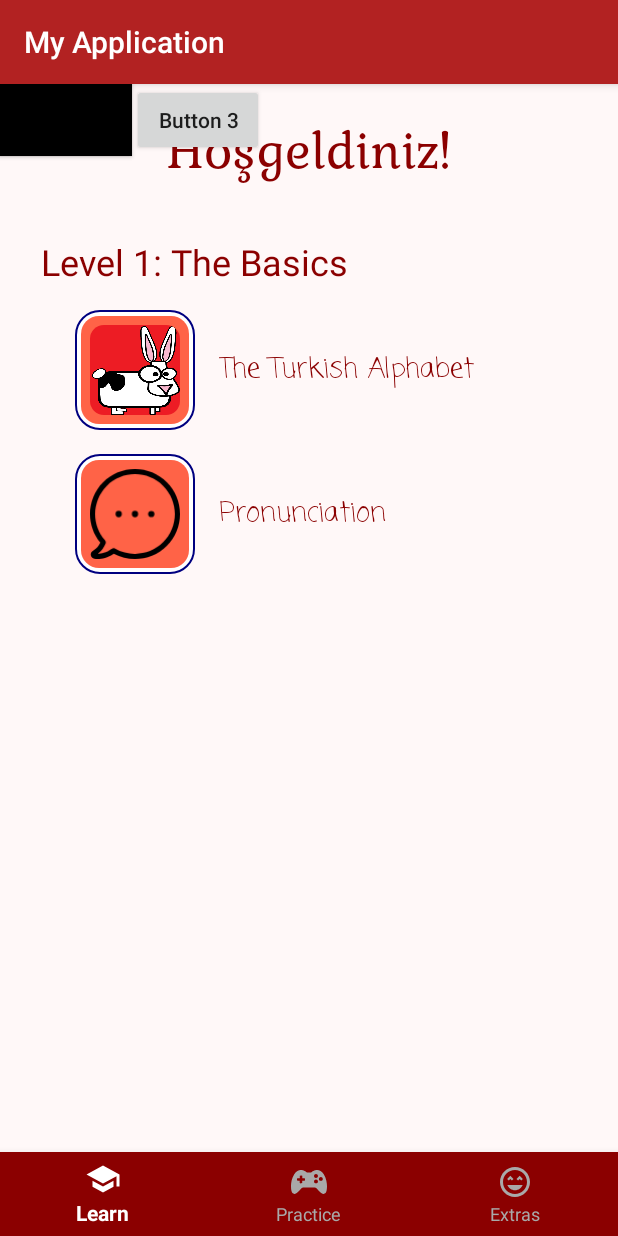
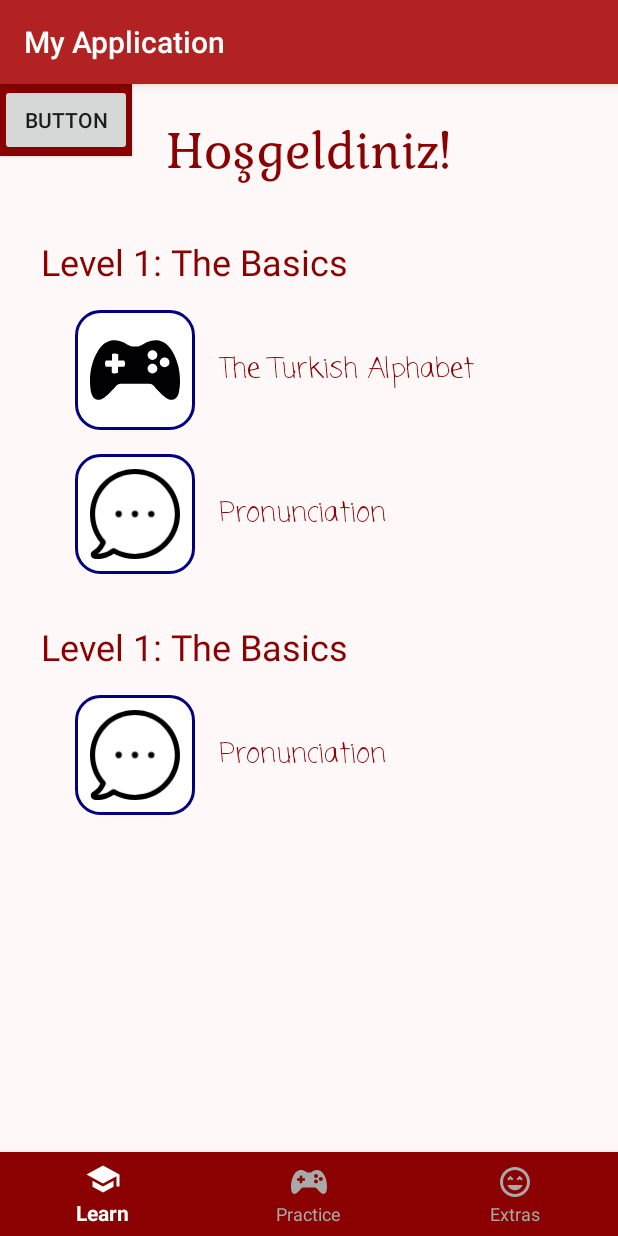
Before and after one commit to Puppertown/first_android_app, an Android app: the screen it shows after launch (MainActivity), on a phone screen of 412 x 824 dp. Run offline under Robolectric (Android 15) with nearby library versions, the phone set to English and light mode, and no system bars.

Commit message:
Icon changes colors

```diff
--- a/app/build.gradle
+++ b/app/build.gradle
@@ -4,7 +4,8 @@ android {
     compileSdkVersion 28
     defaultConfig {
         applicationId "com.example.danielmunden.myapplication"
-        minSdkVersion 15
+        minSdkVersion 23
+        vectorDrawables.useSupportLibrary = true
         targetSdkVersion 28
         versionCode 1
         versionName "1.0"
--- a/app/src/main/java/com/example/danielmunden/myapplication/MainActivity.java
+++ b/app/src/main/java/com/example/danielmunden/myapplication/MainActivity.java
@@ -1,37 +1,68 @@
 package com.example.danielmunden.myapplication;
 
 import android.content.Intent;
-import android.graphics.Bitmap;
-import android.graphics.BitmapFactory;
 import android.graphics.Color;
+import android.graphics.drawable.Drawable;
 import android.os.Bundle;
 import android.support.design.widget.BottomNavigationView;
-import android.support.v4.graphics.drawable.RoundedBitmapDrawable;
-import android.support.v4.graphics.drawable.RoundedBitmapDrawableFactory;
+import android.support.v4.content.ContextCompat;
+import android.support.v4.graphics.drawable.DrawableCompat;
 import android.support.v7.app.AppCompatActivity;
 import android.view.View;
 import android.widget.Button;
 import android.widget.ImageButton;
 
-public class MainActivity extends AppCompatActivity {
+public class MainActivity extends AppCompatActivity implements View.OnClickListener {
     public static final String EXTRA_MESSAGE = "com.example.danielmunden.MESSAGE";
     @Override
     protected void onCreate(Bundle savedInstanceState) {
         super.onCreate(savedInstanceState);
+
         setContentView(R.layout.activity_main);
 
         BottomNavigationView bottomNavigationView = findViewById(R.id.bottom_navigation);
         bottomNavigationView.setSelectedItemId(R.id.action_learn);
 
-
-        ImageButton imageBut1 = findViewById(R.id.imageButton2);
-        Bitmap bitmap = BitmapFactory.decodeResource(getResources(), R.drawable.turkce_bunny);
-        RoundedBitmapDrawable roundedBitmapDrawable = RoundedBitmapDrawableFactory.create(getResources(), bitmap);
-        roundedBitmapDrawable.setCornerRadius(14);
-        imageBut1.setImageDrawable(roundedBitmapDrawable);
+        ImageButton button_lv1_1 = findViewById(R.id.imgBut_1_1);
+        button_lv1_1.setOnClickListener(this); // calling onClick() method
+        ImageButton button_lv1_2 = findViewById(R.id.imgBut_1_2);
+        button_lv1_2.setOnClickListener(this);
+        ImageButton button_lv2_1 = findViewById(R.id.imgBut_2_1);
+        button_lv2_1.setOnClickListener(this);
 
 
     }
+
+    @Override
+    public void onClick(View view) {
+        switch (view.getId()) {
+
+            case R.id.imgBut_1_1:
+                view.setBackgroundResource(R.drawable.rounded_background_filled);
+                Drawable drawable = ContextCompat.getDrawable(this, R.drawable.ic_gamepad_controller);
+                drawable = DrawableCompat.wrap(drawable);
+                DrawableCompat.setTint(drawable, ContextCompat.getColor(this,R.color.aqua));
+
+                ImageButton aButton = (ImageButton)view;
+                aButton.setImageResource(R.drawable.ic_gamepad_controller);
+
+
+                break;
+
+            case R.id.imgBut_1_2:
+                view.setBackgroundResource(R.drawable.rounded_background_filled);
+                break;
+
+            case R.id.imgBut_2_1:
+                view.setBackgroundResource(R.drawable.rounded_background_filled);
+                break;
+
+            default:
+                break;
+        }
+    }
+
+
 
     /** Called when the user taps the Send button */
     public void button1Click(View view) {
@@ -41,10 +72,4 @@ public class MainActivity extends AppCompatActivity {
         startActivity(intent);
     }
 
-
-
-    public void button2Click(View view) {
-        Button button1 = findViewById(R.id.button2);
-        button1.setBackgroundColor(Color.rgb(226, 11, 11));
-    }
 }
--- a/app/src/main/res/drawable/ic_chat.xml
+++ b/app/src/main/res/drawable/ic_chat.xml
@@ -1,6 +1,7 @@
 <vector xmlns:android="http://schemas.android.com/apk/res/android"
     android:width="473dp"
     android:height="473dp"
+    android:tint="@android:color/black"
     android:viewportWidth="473"
     android:viewportHeight="473">
   <path
--- /dev/null
+++ b/app/src/main/res/drawable/rounded_background.xml
@@ -0,0 +1,9 @@
+<?xml version="1.0" encoding="utf-8"?>
+<shape xmlns:android="http://schemas.android.com/apk/res/android"
+    android:shape="rectangle">
+    <stroke
+        android:width="2dp"
+        android:color="@color/navy"/>
+    <solid android:color="@color/white" />
+    <corners android:radius="16dp" />
+</shape>
--- /dev/null
+++ b/app/src/main/res/drawable/rounded_background_filled.xml
@@ -0,0 +1,9 @@
+<?xml version="1.0" encoding="utf-8"?>
+<shape xmlns:android="http://schemas.android.com/apk/res/android"
+    android:shape="rectangle">
+    <stroke
+        android:width="2dp"
+        android:color="@color/navy"/>
+    <solid android:color="@color/temp_color" />
+    <corners android:radius="16dp" />
+</shape>
--- /dev/null
+++ b/app/src/main/res/drawable/rounded_background_locked.xml
@@ -0,0 +1,9 @@
+<?xml version="1.0" encoding="utf-8"?>
+<shape xmlns:android="http://schemas.android.com/apk/res/android"
+    android:shape="rectangle">
+    <stroke
+        android:width="2dp"
+        android:color="@color/navy"/>
+    <solid android:color="@color/gray" />
+    <corners android:radius="16dp" />
+</shape>
--- a/app/src/main/res/layout-v16/activity_main.xml
+++ b/app/src/main/res/layout-v16/activity_main.xml
@@ -22,44 +22,6 @@
             android:layout_height="wrap_content">
 
 
-            <LinearLayout
-                android:id="@+id/linearLayout"
-                android:layout_width="0dp"
-                android:layout_height="wrap_content"
-                android:layout_marginStart="50dp"
-                android:layout_marginLeft="50dp"
-                android:layout_marginTop="16dp"
-                android:layout_marginEnd="8dp"
-                android:layout_marginRight="8dp"
-                android:orientation="horizontal"
-                app:layout_constraintEnd_toEndOf="parent"
-                app:layout_constraintStart_toStartOf="parent"
-                app:layout_constraintTop_toBottomOf="@+id/textView3">
-
-                <ImageButton
-                    android:id="@+id/imageButton2"
-                    android:layout_width="@dimen/icon_size"
-                    android:layout_height="@dimen/icon_size"
-                    android:layout_weight="0"
-                    android:adjustViewBounds="true"
-                    android:background="@drawable/rounded_square"
-                    android:padding="10dp"
-                    android:scaleType="fitXY"
-                    app:srcCompat="@drawable/turkce_bunny" />
-
-                <TextView
-                    android:id="@+id/textView5"
-                    android:layout_width="wrap_content"
-                    android:layout_height="wrap_content"
-                    android:layout_gravity="center_vertical"
-                    android:layout_weight="0"
-                    android:fontFamily="casual"
-                    android:paddingLeft="16dp"
-                    android:text="@string/lv1_lesson_1"
-                    android:textColor="@color/dark_red"
-                    android:textSize="18sp" />
-            </LinearLayout>
-
             <TextView
                 android:id="@+id/textView2"
                 android:layout_width="wrap_content"
@@ -76,83 +38,6 @@
                 app:layout_constraintEnd_toEndOf="parent"
                 app:layout_constraintStart_toStartOf="parent"
                 app:layout_constraintTop_toTopOf="parent" />
-
-            <LinearLayout
-                android:layout_width="match_parent"
-                android:layout_height="wrap_content"
-                android:layout_marginStart="50dp"
-                android:layout_marginLeft="50dp"
-                android:layout_marginTop="16dp"
-                android:layout_marginEnd="8dp"
-                android:layout_marginRight="8dp"
-                android:orientation="horizontal"
-                app:layout_constraintEnd_toEndOf="parent"
-                app:layout_constraintStart_toStartOf="parent"
-                app:layout_constraintTop_toBottomOf="@+id/linearLayout">
-
-                <ImageButton
-                    android:id="@+id/imageButton3"
-                    android:layout_width="@dimen/icon_size"
-                    android:layout_height="@dimen/icon_size"
-                    android:layout_weight="0"
-                    android:background="@drawable/rounded_square"
-                    android:padding="10dp"
-                    android:scaleType="centerInside"
-                    app:srcCompat="@drawable/ic_chat" />
-
-                <TextView
-                    android:id="@+id/textView6"
-                    android:layout_width="wrap_content"
-                    android:layout_height="wrap_content"
-                    android:layout_gravity="center_vertical"
-                    android:layout_weight="0"
-                    android:fontFamily="casual"
-                    android:paddingLeft="16dp"
-                    android:text="@string/lv1_lesson_2"
-                    android:textColor="@color/dark_red"
-                    android:textSize="18sp" />
-            </LinearLayout>
-
-            <Button
-                android:id="@+id/button1"
-                android:layout_width="0dp"
-                android:layout_height="wrap_content"
-                android:background="#800"
-                android:onClick="button1Click"
-                android:text="@string/button_one"
-                android:textAllCaps="false"
-                tools:layout_editor_absoluteX="16dp"
-                tools:layout_editor_absoluteY="16dp" />
-
-            <Button
-                android:id="@+id/button2"
-                android:layout_width="0dp"
-                android:layout_height="wrap_content"
-                android:background="#000"
-                android:onClick="button2Click"
-                android:text="@string/button_two"
-                android:textAllCaps="false"
-                tools:layout_editor_absoluteX="8dp"
-                tools:layout_editor_absoluteY="425dp" />
-
-            <Button
-                android:id="@+id/button3"
-                android:layout_width="wrap_content"
-                android:layout_height="wrap_content"
-                android:text="@string/button_three"
-                android:textAllCaps="false"
-                app:layout_constraintBottom_toBottomOf="@+id/button2"
-                app:layout_constraintStart_toEndOf="@+id/button2"
-                app:layout_constraintTop_toTopOf="@+id/button2" />
-
-            <Button
-                android:id="@+id/button5"
-                android:layout_width="wrap_content"
-                android:layout_height="wrap_content"
-                android:layout_marginTop="800dp"
-                android:text="Button"
-                app:layout_constraintTop_toBottomOf="@+id/button2"
-                tools:layout_editor_absoluteX="161dp" />
 
             <TextView
                 android:id="@+id/textView3"
@@ -172,6 +57,156 @@
                 app:layout_constraintTop_toBottomOf="@+id/textView2"
                 tools:text="Level 1: The Basics" />
 
+            <LinearLayout
+                android:id="@+id/linearLayout"
+                android:layout_width="0dp"
+                android:layout_height="wrap_content"
+                android:layout_marginStart="50dp"
+                android:layout_marginLeft="50dp"
+                android:layout_marginTop="16dp"
+                android:layout_marginEnd="8dp"
+                android:layout_marginRight="8dp"
+                android:orientation="horizontal"
+                app:layout_constraintEnd_toEndOf="parent"
+                app:layout_constraintStart_toStartOf="parent"
+                app:layout_constraintTop_toBottomOf="@+id/textView3">
+
+                <ImageButton
+                    android:id="@+id/imgBut_1_1"
+                    android:layout_width="@dimen/icon_size"
+                    android:layout_height="@dimen/icon_size"
+                    android:layout_weight="0"
+                    android:adjustViewBounds="true"
+                    android:background="@drawable/rounded_background"
+                    android:padding="10dp"
+                    android:scaleType="fitXY"
+                    app:srcCompat="@drawable/ic_gamepad_controller" />
+
+                <TextView
+                    android:id="@+id/textView5"
+                    android:layout_width="wrap_content"
+                    android:layout_height="wrap_content"
+                    android:layout_gravity="center_vertical"
+                    android:layout_weight="0"
+                    android:fontFamily="casual"
+                    android:paddingLeft="16dp"
+                    android:text="@string/lv1_lesson_1"
+                    android:textColor="@color/dark_red"
+                    android:textSize="18sp" />
+            </LinearLayout>
+
+            <LinearLayout
+                android:id="@+id/linearLayout2"
+                android:layout_width="0dp"
+                android:layout_height="wrap_content"
+                android:layout_marginStart="50dp"
+                android:layout_marginLeft="50dp"
+                android:layout_marginTop="16dp"
+                android:layout_marginEnd="8dp"
+                android:layout_marginRight="8dp"
+                android:orientation="horizontal"
+                app:layout_constraintEnd_toEndOf="parent"
+                app:layout_constraintStart_toStartOf="parent"
+                app:layout_constraintTop_toBottomOf="@+id/linearLayout">
+
+                <ImageButton
+                    android:id="@+id/imgBut_1_2"
+                    android:layout_width="@dimen/icon_size"
+                    android:layout_height="@dimen/icon_size"
+                    android:layout_weight="0"
+                    android:background="@drawable/rounded_background"
+                    android:padding="10dp"
+                    android:scaleType="centerInside"
+                    app:srcCompat="@drawable/ic_chat" />
+
+                <TextView
+                    android:id="@+id/textView6"
+                    android:layout_width="wrap_content"
+                    android:layout_height="wrap_content"
+                    android:layout_gravity="center_vertical"
+                    android:layout_weight="0"
+                    android:fontFamily="casual"
+                    android:paddingLeft="16dp"
+                    android:text="@string/lv1_lesson_2"
+                    android:textColor="@color/dark_red"
+                    android:textSize="18sp" />
+            </LinearLayout>
+
+            <TextView
+                android:id="@+id/textView4"
+                android:layout_width="wrap_content"
+                android:layout_height="wrap_content"
+                android:layout_marginStart="8dp"
+                android:layout_marginLeft="8dp"
+                android:layout_marginTop="32dp"
+                android:layout_marginEnd="8dp"
+                android:layout_marginRight="8dp"
+                android:text="@string/level_1"
+                android:textColor="@color/dark_red"
+                android:textSize="24sp"
+                app:layout_constraintEnd_toEndOf="parent"
+                app:layout_constraintHorizontal_bias="0.1"
+                app:layout_constraintStart_toStartOf="parent"
+                app:layout_constraintTop_toBottomOf="@+id/linearLayout2"
+                tools:text="Level 1: The Basics" />
+
+            <LinearLayout
+                android:id="@+id/linearLayout3"
+                android:layout_width="0dp"
+                android:layout_height="wrap_content"
+                android:layout_marginStart="50dp"
+                android:layout_marginLeft="50dp"
+                android:layout_marginTop="16dp"
+                android:layout_marginEnd="8dp"
+                android:layout_marginRight="8dp"
+                android:orientation="horizontal"
+                app:layout_constraintEnd_toEndOf="parent"
+                app:layout_constraintStart_toStartOf="parent"
+                app:layout_constraintTop_toBottomOf="@+id/textView4">
+
+                <ImageButton
+                    android:id="@+id/imgBut_2_1"
+                    android:layout_width="@dimen/icon_size"
+                    android:layout_height="@dimen/icon_size"
+                    android:layout_weight="0"
+                    android:background="@drawable/rounded_background"
+                    android:padding="10dp"
+                    android:scaleType="centerInside"
+                    app:srcCompat="@drawable/ic_chat" />
+
+                <TextView
+                    android:id="@+id/textView7"
+                    android:layout_width="wrap_content"
+                    android:layout_height="wrap_content"
+                    android:layout_gravity="center_vertical"
+                    android:layout_weight="0"
+                    android:fontFamily="casual"
+                    android:paddingLeft="16dp"
+                    android:text="@string/lv1_lesson_2"
+                    android:textColor="@color/dark_red"
+                    android:textSize="18sp" />
+            </LinearLayout>
+
+
+            <Button
+                android:id="@+id/button1"
+                android:layout_width="0dp"
+                android:layout_height="wrap_content"
+                android:background="#800"
+                android:onClick="button1Click"
+                android:text="@string/button_one"
+                android:textAllCaps="false"
+                tools:layout_editor_absoluteX="16dp"
+                tools:layout_editor_absoluteY="16dp" />
+
+            <Button
+                android:id="@+id/button5"
+                android:layout_width="wrap_content"
+                android:layout_height="wrap_content"
+                android:text="Button"
+                tools:layout_editor_absoluteX="161dp"
+                tools:layout_editor_absoluteY="1273dp" />
+
         </android.support.constraint.ConstraintLayout>
 
     </ScrollView>
--- a/app/src/main/res/values/colors.xml
+++ b/app/src/main/res/values/colors.xml
@@ -6,6 +6,7 @@
     <color name="tomato">#FF6347</color>
     <color name="white">#ffffff</color>
     <color name="dark_gray">#A9A9A9</color>
+    <color name="gray">#9F9F9F</color>
     <color name="aqua">#00FFFF</color>
     <color name="dark_aqua">#00F0F0</color>
     <color name="light_aqua">#DAFFFF</color>
@@ -17,4 +18,5 @@
     <color name="light_red">#ff4c4c</color>
     <color name="firebrick">#B22222</color>
     <color name="dark_red">#8B0000</color>
+    <color name="temp_color">#89D2DC</color>
 </resources>
```
